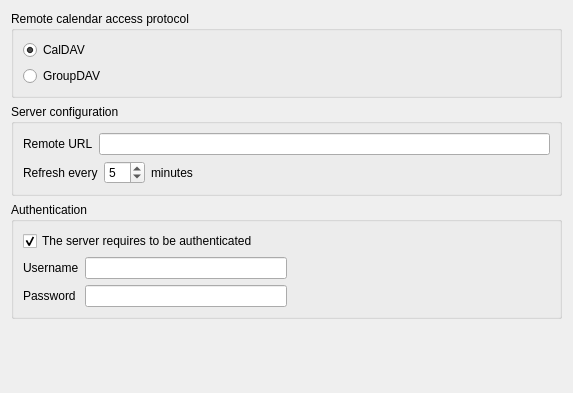
This is davcalendar/configdialog.ui in KDE/kdav as Qt 5 draws it before an edit. The edited form follows.
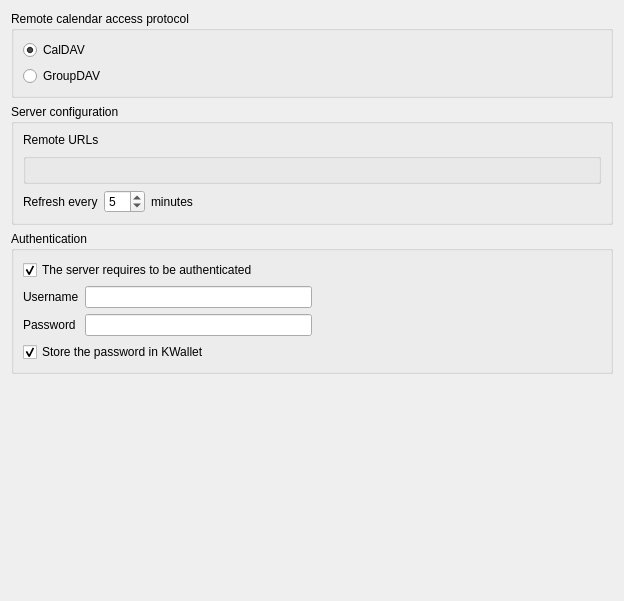
This is the edited form. Custom widgets are drawn as their Qt base class.

Commit message: - Move on to akonadi-ports : the resource is no longer tested with trunk - Changed the password request logic - UI revamp : added possibility to add more than one URL

What changed in the file:
```diff
--- a/davcalendar/configdialog.ui
+++ b/davcalendar/configdialog.ui
@@ -6,11 +6,11 @@
    <rect>
     <x>0</x>
     <y>0</y>
-    <width>573</width>
-    <height>393</height>
+    <width>624</width>
+    <height>601</height>
    </rect>
   </property>
-  <layout class="QVBoxLayout" name="verticalLayout_4">
+  <layout class="QVBoxLayout" name="verticalLayout_5">
    <item>
     <widget class="KButtonGroup" name="kcfg_remoteProtocol">
      <property name="locale">
@@ -48,31 +48,21 @@
      <property name="title">
       <string>Server configuration</string>
      </property>
-     <layout class="QVBoxLayout" name="verticalLayout_2">
+     <layout class="QVBoxLayout" name="verticalLayout_4">
       <item>
-       <layout class="QHBoxLayout" name="horizontalLayout">
+       <layout class="QVBoxLayout" name="verticalLayout_2">
         <item>
          <widget class="QLabel" name="label">
           <property name="locale">
            <locale language="English" country="UnitedStates"/>
           </property>
           <property name="text">
-           <string>Remote URL</string>
+           <string>Remote URLs</string>
           </property>
          </widget>
         </item>
         <item>
-         <widget class="QLineEdit" name="kcfg_remoteUrl">
-          <property name="minimumSize">
-           <size>
-            <width>350</width>
-            <height>0</height>
-           </size>
-          </property>
-          <property name="locale">
-           <locale language="English" country="UnitedStates"/>
-          </property>
-         </widget>
+         <widget class="KEditListBox" name="kcfg_remoteUrls"/>
         </item>
        </layout>
       </item>
@@ -206,6 +196,16 @@
         </item>
        </layout>
       </item>
+      <item>
+       <widget class="QCheckBox" name="kcfg_useKWallet">
+        <property name="text">
+         <string>Store the password in KWallet</string>
+        </property>
+        <property name="checked">
+         <bool>true</bool>
+        </property>
+       </widget>
+      </item>
      </layout>
     </widget>
    </item>
@@ -249,6 +249,11 @@
    <header>kbuttongroup.h</header>
    <container>1</container>
   </customwidget>
+  <customwidget>
+   <class>KEditListBox</class>
+   <extends>QGroupBox</extends>
+   <header>keditlistbox.h</header>
+  </customwidget>
  </customwidgets>
  <resources/>
  <connections>
```
Left out of the diff: 50 changed lines with no effect on the pictures. The commit also changes 13 other files.
